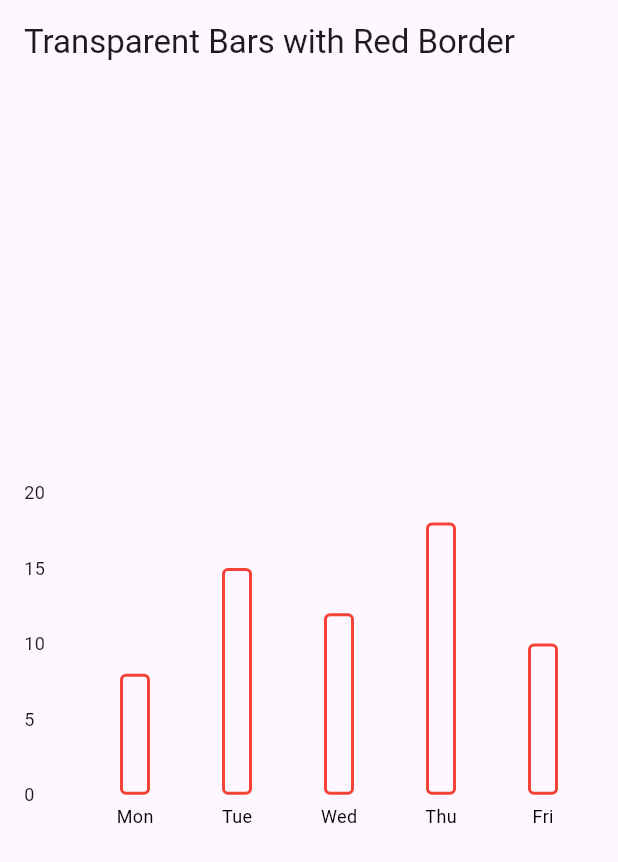
After one commit to LaxmanK23/flutter_test, a Flutter app: the ChartPage screen opened directly, on a phone screen of 412 x 824 dp. The commit adds this screen. Shown: the top 862 px of the screen. Run offline on Flutter 3.47's test engine with Material 3 defaults, Android fonts, the phone set to English and light mode, and no system bars; drawn by our look-alikes of fl_chart; our stand-ins replace bloc, firebase_auth, flutter_bloc, flutter_markdown; missing offline and left inert: dart:html, firebase_ui_auth, flutter_adaptive_scaffold, flutter_cached_pdfview, markdown, two_dimensional_scrollables; accounts and stored records are empty.

Commit message:
Add Transparent Border Bar Chart implementation and UI setup

```diff
--- /dev/null
+++ b/lib/bar_chart.dart
@@ -0,0 +1,122 @@
+import 'package:flutter/material.dart';
+import 'package:fl_chart/fl_chart.dart';
+
+void main() {
+  runApp(const MyApp());
+}
+
+class MyApp extends StatelessWidget {
+  const MyApp({super.key});
+
+  @override
+  Widget build(BuildContext context) {
+    return MaterialApp(
+      title: 'Transparent Bar Chart Demo',
+      theme: ThemeData(
+        primarySwatch: Colors.blue,
+      ),
+      home: const ChartPage(),
+    );
+  }
+}
+
+class ChartPage extends StatelessWidget {
+  const ChartPage({super.key});
+
+  @override
+  Widget build(BuildContext context) {
+    return Scaffold(
+      appBar: AppBar(
+        title: const Text('Transparent Bars with Red Border'),
+      ),
+      body: const Center(
+        child: Padding(
+          padding: EdgeInsets.all(16),
+          child: TransparentBorderBarChart(),
+        ),
+      ),
+    );
+  }
+}
+
+class TransparentBorderBarChart extends StatelessWidget {
+  const TransparentBorderBarChart({super.key});
+
+  @override
+  Widget build(BuildContext context) {
+    return AspectRatio(
+      aspectRatio: 1.7,
+      child: BarChart(
+        BarChartData(
+          alignment: BarChartAlignment.spaceAround,
+          maxY: 20,
+          barTouchData: BarTouchData(enabled: false),
+
+          // Titles: wrap SideTitles in AxisTitles
+          titlesData: FlTitlesData(
+            show: true,
+            topTitles: AxisTitles(sideTitles: SideTitles(showTitles: false)),
+            rightTitles: AxisTitles(sideTitles: SideTitles(showTitles: false)),
+            leftTitles: AxisTitles(
+              sideTitles: SideTitles(
+                showTitles: true,
+                reservedSize: 40,
+                getTitlesWidget: (value, meta) {
+                  return Text(
+                    value.toInt().toString(),
+                    style: const TextStyle(fontSize: 12),
+                  );
+                },
+              ),
+            ),
+            bottomTitles: AxisTitles(
+              sideTitles: SideTitles(
+                showTitles: true,
+                getTitlesWidget: (value, meta) {
+                  const style = TextStyle(color: Colors.black, fontSize: 12);
+                  final labels = ['Mon', 'Tue', 'Wed', 'Thu', 'Fri'];
+                  final idx = value.toInt();
+                  return SideTitleWidget(
+                    meta: meta,
+                    space: 6,
+                    child: Text(
+                      idx >= 0 && idx < labels.length ? labels[idx] : '',
+                      style: style,
+                    ),
+                  );
+                },
+              ),
+            ),
+          ),
+
+          gridData: FlGridData(show: false),
+          borderData: FlBorderData(show: false),
+
+          barGroups: _buildBarGroups(),
+        ),
+      ),
+    );
+  }
+
+  List<BarChartGroupData> _buildBarGroups() {
+    final values = [8.0, 15.0, 12.0, 18.0, 10.0];
+    return List.generate(values.length, (i) {
+      return BarChartGroupData(
+        x: i,
+        barRods: [
+          BarChartRodData(
+            toY: values[i],
+            color: Colors.transparent, // transparent fill
+            borderSide: const BorderSide(
+              // red border via borderSide:contentReference[oaicite:0]{index=0}
+              color: Colors.red,
+              width: 2,
+            ),
+            borderRadius: BorderRadius.circular(4),
+            width: 20,
+          ),
+        ],
+      );
+    });
+  }
+}
--- a/pubspec.yaml
+++ b/pubspec.yaml
@@ -50,6 +50,7 @@ dependencies:
   pdfx: ^2.8.0
   flutter_markdown: ^0.7.7
   markdown: ^7.3.0
+  fl_chart: ^1.0.0
 
 dev_dependencies:
   flutter_test:
```
Also changed, not shown: lib/datechangeformat.dart (+7 -7 lines), pubspec.lock, 1 other file.
